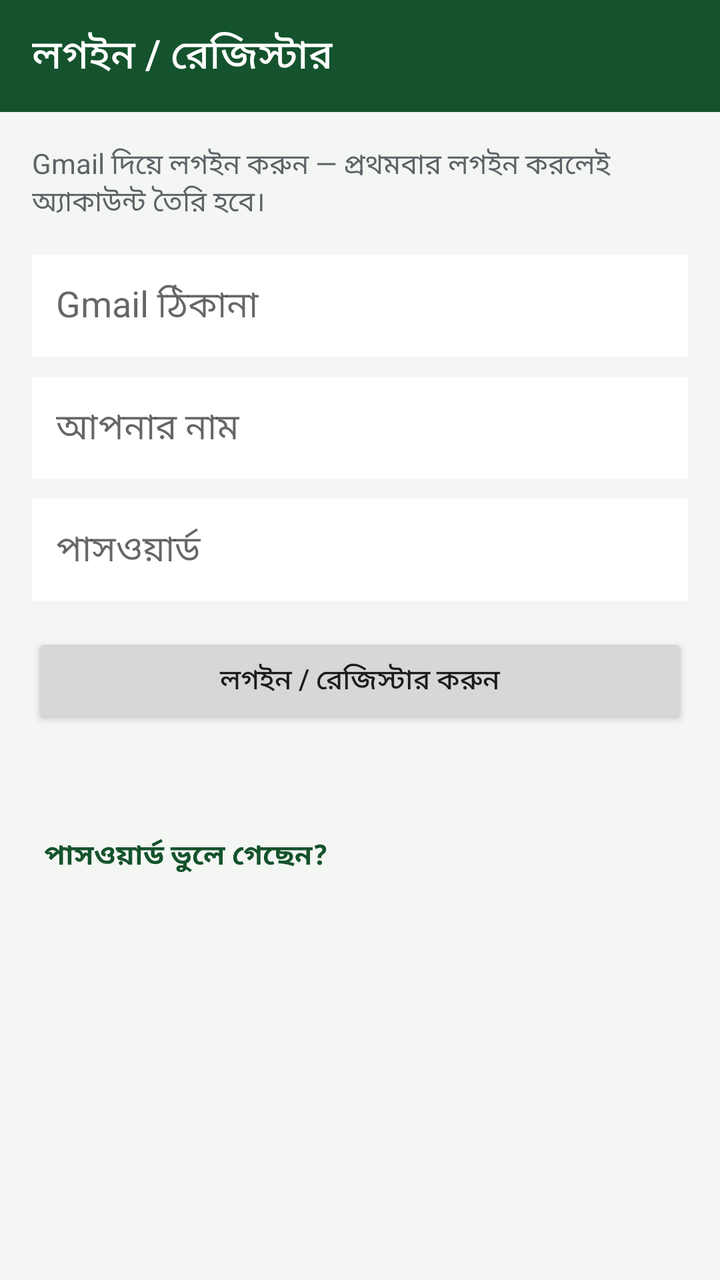
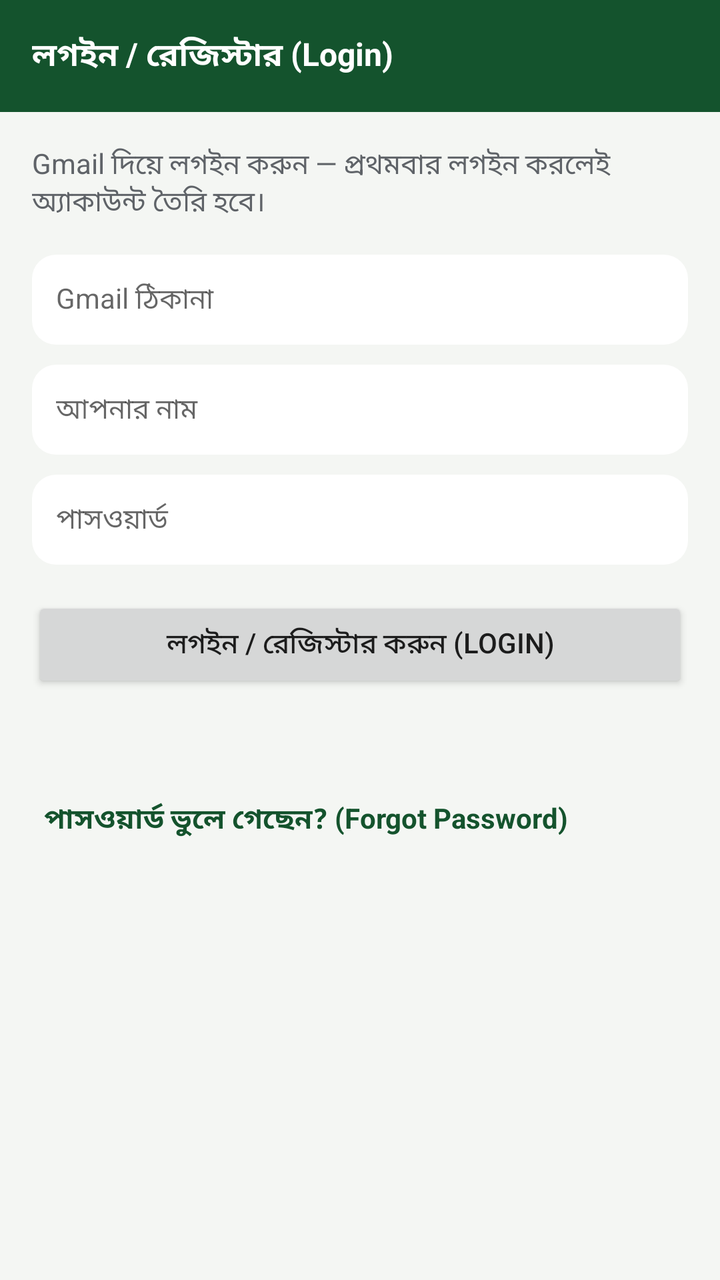

Screens rendered from an Android XML layout before and after an edit, with the pre-edit source and the edit as a unified diff.
<!-- AndroidManifest.xml: application theme AppTheme -->
<!-- res/layout/activity_login.xml -->
<?xml version="1.0" encoding="utf-8"?>
<LinearLayout xmlns:android="http://schemas.android.com/apk/res/android"
    android:layout_width="match_parent"
    android:layout_height="match_parent"
    android:orientation="vertical"
    android:background="@color/bg">

    <android.widget.Toolbar
        android:id="@+id/toolbar"
        android:layout_width="match_parent"
        android:layout_height="?android:attr/actionBarSize"
        android:background="@color/green_dark"
        android:titleTextColor="#ffffff"
        android:title="@string/login_title" />

    <ScrollView
        android:layout_width="match_parent"
        android:layout_height="match_parent">
        <LinearLayout
            android:layout_width="match_parent"
            android:layout_height="wrap_content"
            android:orientation="vertical"
            android:padding="16dp">
            <TextView
                android:layout_width="wrap_content"
                android:layout_height="wrap_content"
                android:text="Gmail দিয়ে লগইন করুন — প্রথমবার লগইন করলেই অ্যাকাউন্ট তৈরি হবে।"
                android:textSize="14sp"
                android:textColor="@color/text_grey" />
            <EditText
                android:id="@+id/email"
                android:layout_width="match_parent"
                android:layout_height="wrap_content"
                android:hint="Gmail ঠিকানা"
                android:inputType="textEmailAddress"
                android:layout_marginTop="16dp"
                android:background="@color/card"
                android:padding="12dp" />
            <EditText
                android:id="@+id/name"
                android:layout_width="match_parent"
                android:layout_height="wrap_content"
                android:hint="আপনার নাম"
                android:inputType="textPersonName"
                android:layout_marginTop="10dp"
                android:background="@color/card"
                android:padding="12dp" />
            <EditText
                android:id="@+id/password"
                android:layout_width="match_parent"
                android:layout_height="wrap_content"
                android:hint="পাসওয়ার্ড"
                android:inputType="textPassword"
                android:layout_marginTop="10dp"
                android:background="@color/card"
                android:padding="12dp" />
            <Button
                android:id="@+id/loginBtn"
                android:layout_width="match_parent"
                android:layout_height="wrap_content"
                android:text="লগইন / রেজিস্টার করুন"
                android:layout_marginTop="16dp" />
            <TextView
                android:id="@+id/status"
                android:layout_width="wrap_content"
                android:layout_height="wrap_content"
                android:layout_marginTop="10dp"
                android:textColor="@color/danger" />
            <TextView
                android:id="@+id/forgotLink"
                android:layout_width="wrap_content"
                android:layout_height="wrap_content"
                android:text="পাসওয়ার্ড ভুলে গেছেন?"
                android:textColor="@color/green_dark"
                android:textStyle="bold"
                android:layout_marginTop="18dp"
                android:padding="6dp" />

            <LinearLayout
                android:id="@+id/forgotPanel"
                android:layout_width="match_parent"
                android:layout_height="wrap_content"
                android:orientation="vertical"
                android:visibility="gone"
                android:background="@color/card"
                android:padding="12dp"
                android:layout_marginTop="8dp">
                <TextView
                    android:layout_width="wrap_content"
                    android:layout_height="wrap_content"
                    android:text="Gmail-এ ৬ সংখ্যার কোড যাবে (১৫ মিনিট কার্যকর)।"
                    android:textSize="13sp"
                    android:textColor="@color/text_grey" />
                <EditText
                    android:id="@+id/fpCode"
                    android:layout_width="match_parent"
                    android:layout_height="wrap_content"
                    android:hint="৬ সংখ্যার কোড"
                    android:inputType="number"
                    android:layout_marginTop="10dp"
                    android:background="@color/bg"
                    android:padding="10dp" />
                <EditText
                    android:id="@+id/fpNewPass"
                    android:layout_width="match_parent"
                    android:layout_height="wrap_content"
                    android:hint="নতুন পাসওয়ার্ড (কমপক্ষে ৪ অক্ষর)"
                    android:inputType="textPassword"
                    android:layout_marginTop="10dp"
                    android:background="@color/bg"
                    android:padding="10dp" />
                <Button
                    android:id="@+id/fpSendBtn"
                    android:layout_width="match_parent"
                    android:layout_height="wrap_content"
                    android:text="কোড পাঠান"
                    android:layout_marginTop="10dp" />
                <Button
                    android:id="@+id/fpVerifyBtn"
                    android:layout_width="match_parent"
                    android:layout_height="wrap_content"
                    android:text="কোড দিয়ে পাসওয়ার্ড বদলান"
                    android:layout_marginTop="8dp" />
                <TextView
                    android:id="@+id/fpStatus"
                    android:layout_width="wrap_content"
                    android:layout_height="wrap_content"
                    android:layout_marginTop="8dp" />
            </LinearLayout>
        </LinearLayout>
    </ScrollView>
</LinearLayout>
<!-- resources referenced by this layout -->
<resources>
  <color name="bg">#f4f6f3</color>
  <color name="card">#ffffff</color>
  <color name="danger">#b91c1c</color>
  <color name="green_dark">#14532d</color>
  <color name="text_grey">#5f6368</color>
  <string name="login_title">লগইন / রেজিস্টার</string>
  <style name="AppTheme" parent="android:Theme.Material.Light.NoActionBar">
          <item name="android:colorPrimary">@color/green_dark</item>
          <item name="android:colorPrimaryDark">@color/green_dark</item>
          <item name="android:colorAccent">@color/green</item>
          <item name="android:windowBackground">@color/bg</item>
      </style>
  <color name="green">#16a34a</color>
</resources>

<!-- the commit's change to res/layout/activity_login.xml (unified diff, before → after) -->
@@ -3,7 +3,8 @@
     android:layout_width="match_parent"
     android:layout_height="match_parent"
     android:orientation="vertical"
-    android:background="@color/bg">
+    android:background="@color/bg"
+    android:fitsSystemWindows="true">
 
     <android.widget.Toolbar
         android:id="@+id/toolbar"
@@ -11,16 +12,19 @@
         android:layout_height="?android:attr/actionBarSize"
         android:background="@color/green_dark"
         android:titleTextColor="#ffffff"
+        android:titleTextAppearance="@style/ToolbarTitle"
         android:title="@string/login_title" />
 
     <ScrollView
         android:layout_width="match_parent"
-        android:layout_height="match_parent">
+        android:layout_height="match_parent"
+        android:fillViewport="true">
         <LinearLayout
             android:layout_width="match_parent"
             android:layout_height="wrap_content"
             android:orientation="vertical"
-            android:padding="16dp">
+            android:padding="16dp"
+            android:paddingBottom="32dp">
             <TextView
                 android:layout_width="wrap_content"
                 android:layout_height="wrap_content"
@@ -33,8 +37,9 @@
                 android:layout_height="wrap_content"
                 android:hint="Gmail ঠিকানা"
                 android:inputType="textEmailAddress"
+                android:textSize="14sp"
                 android:layout_marginTop="16dp"
-                android:background="@color/card"
+                android:background="@drawable/card_bg"
                 android:padding="12dp" />
             <EditText
                 android:id="@+id/name"
@@ -42,8 +47,9 @@
                 android:layout_height="wrap_content"
                 android:hint="আপনার নাম"
                 android:inputType="textPersonName"
+                android:textSize="14sp"
                 android:layout_marginTop="10dp"
-                android:background="@color/card"
+                android:background="@drawable/card_bg"
                 android:padding="12dp" />
             <EditText
                 android:id="@+id/password"
@@ -51,27 +57,31 @@
                 android:layout_height="wrap_content"
                 android:hint="পাসওয়ার্ড"
                 android:inputType="textPassword"
+                android:textSize="14sp"
                 android:layout_marginTop="10dp"
-                android:background="@color/card"
+                android:background="@drawable/card_bg"
                 android:padding="12dp" />
             <Button
                 android:id="@+id/loginBtn"
                 android:layout_width="match_parent"
                 android:layout_height="wrap_content"
-                android:text="লগইন / রেজিস্টার করুন"
+                android:text="লগইন / রেজিস্টার করুন (Login)"
+                android:textSize="14sp"
                 android:layout_marginTop="16dp" />
             <TextView
                 android:id="@+id/status"
                 android:layout_width="wrap_content"
                 android:layout_height="wrap_content"
                 android:layout_marginTop="10dp"
+                android:textSize="14sp"
                 android:textColor="@color/danger" />
             <TextView
                 android:id="@+id/forgotLink"
                 android:layout_width="wrap_content"
                 android:layout_height="wrap_content"
-                android:text="পাসওয়ার্ড ভুলে গেছেন?"
+                android:text="পাসওয়ার্ড ভুলে গেছেন? (Forgot Password)"
                 android:textColor="@color/green_dark"
+                android:textSize="14sp"
                 android:textStyle="bold"
                 android:layout_marginTop="18dp"
                 android:padding="6dp" />
@@ -82,7 +92,7 @@
                 android:layout_height="wrap_content"
                 android:orientation="vertical"
                 android:visibility="gone"
-                android:background="@color/card"
+                android:background="@drawable/card_bg"
                 android:padding="12dp"
                 android:layout_marginTop="8dp">
                 <TextView
@@ -97,6 +107,7 @@
                     android:layout_height="wrap_content"
                     android:hint="৬ সংখ্যার কোড"
                     android:inputType="number"
+                    android:textSize="14sp"
                     android:layout_marginTop="10dp"
                     android:background="@color/bg"
                     android:padding="10dp" />
@@ -106,6 +117,7 @@
                     android:layout_height="wrap_content"
                     android:hint="নতুন পাসওয়ার্ড (কমপক্ষে ৪ অক্ষর)"
                     android:inputType="textPassword"
+                    android:textSize="14sp"
                     android:layout_marginTop="10dp"
                     android:background="@color/bg"
                     android:padding="10dp" />
@@ -113,18 +125,21 @@
                     android:id="@+id/fpSendBtn"
                     android:layout_width="match_parent"
                     android:layout_height="wrap_content"
-                    android:text="কোড পাঠান"
+                    android:text="কোড পাঠান (Send Code)"
+                    android:textSize="14sp"
                     android:layout_marginTop="10dp" />
                 <Button
                     android:id="@+id/fpVerifyBtn"
                     android:layout_width="match_parent"
                     android:layout_height="wrap_content"
-                    android:text="কোড দিয়ে পাসওয়ার্ড বদলান"
+                    android:text="কোড দিয়ে পাসওয়ার্ড বদলান (Reset Password)"
+                    android:textSize="14sp"
                     android:layout_marginTop="8dp" />
                 <TextView
                     android:id="@+id/fpStatus"
                     android:layout_width="wrap_content"
                     android:layout_height="wrap_content"
+                    android:textSize="14sp"
                     android:layout_marginTop="8dp" />
             </LinearLayout>
         </LinearLayout>
<!-- resource entries referenced after the edit -->
@@ -1,11 +1,21 @@
 <!-- resources referenced by this layout -->
 <resources>
   <color name="bg">#f4f6f3</color>
-  <color name="card">#ffffff</color>
   <color name="danger">#b91c1c</color>
   <color name="green_dark">#14532d</color>
   <color name="text_grey">#5f6368</color>
-  <string name="login_title">লগইন / রেজিস্টার</string>
+  <!-- drawable card_bg (drawable) -->
+  <?xml version="1.0" encoding="utf-8"?>
+  <shape xmlns:android="http://schemas.android.com/apk/res/android"
+      android:shape="rectangle">
+      <solid android:color="#ffffff" />
+      <corners android:radius="12dp" />
+  </shape>
+  <string name="login_title">লগইন / রেজিস্টার (Login)</string>
+  <style name="ToolbarTitle">
+          <item name="android:textSize">16sp</item>
+          <item name="android:textStyle">bold</item>
+      </style>
   <style name="AppTheme" parent="android:Theme.Material.Light.NoActionBar">
           <item name="android:colorPrimary">@color/green_dark</item>
           <item name="android:colorPrimaryDark">@color/green_dark</item>
